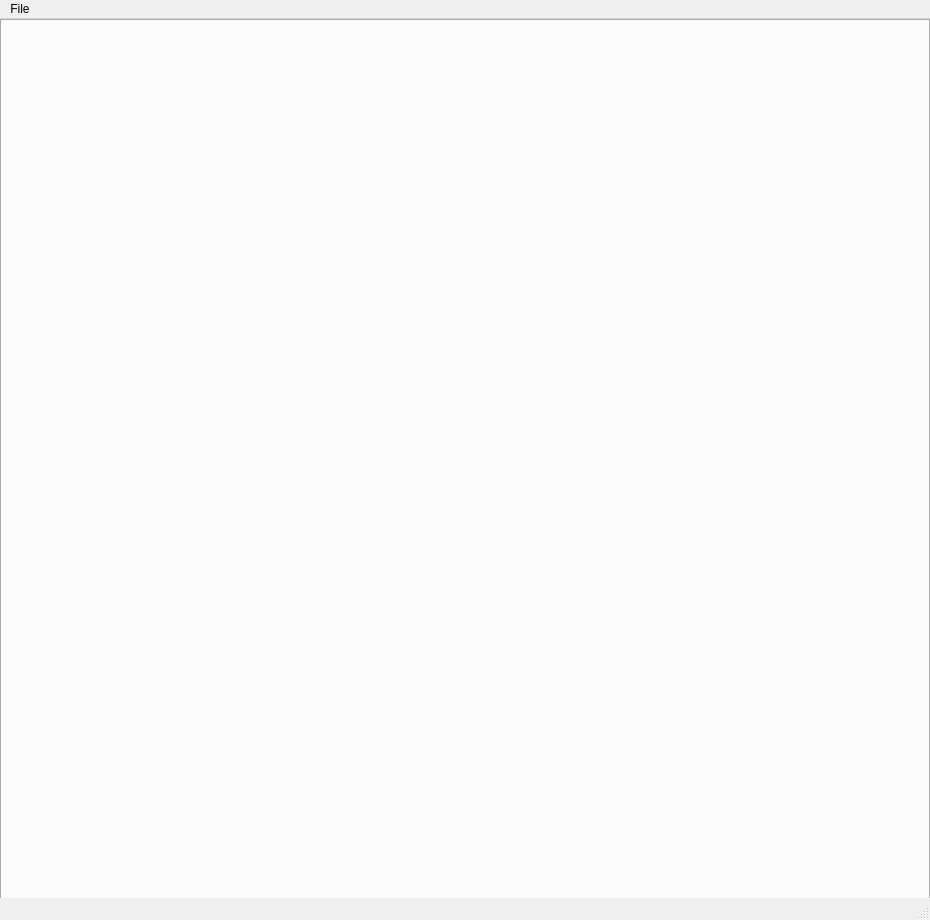
This is src/lib/visualization/MainWindow.ui in jmaye/libposlv as Qt 5 draws it before an edit. The edited form follows.
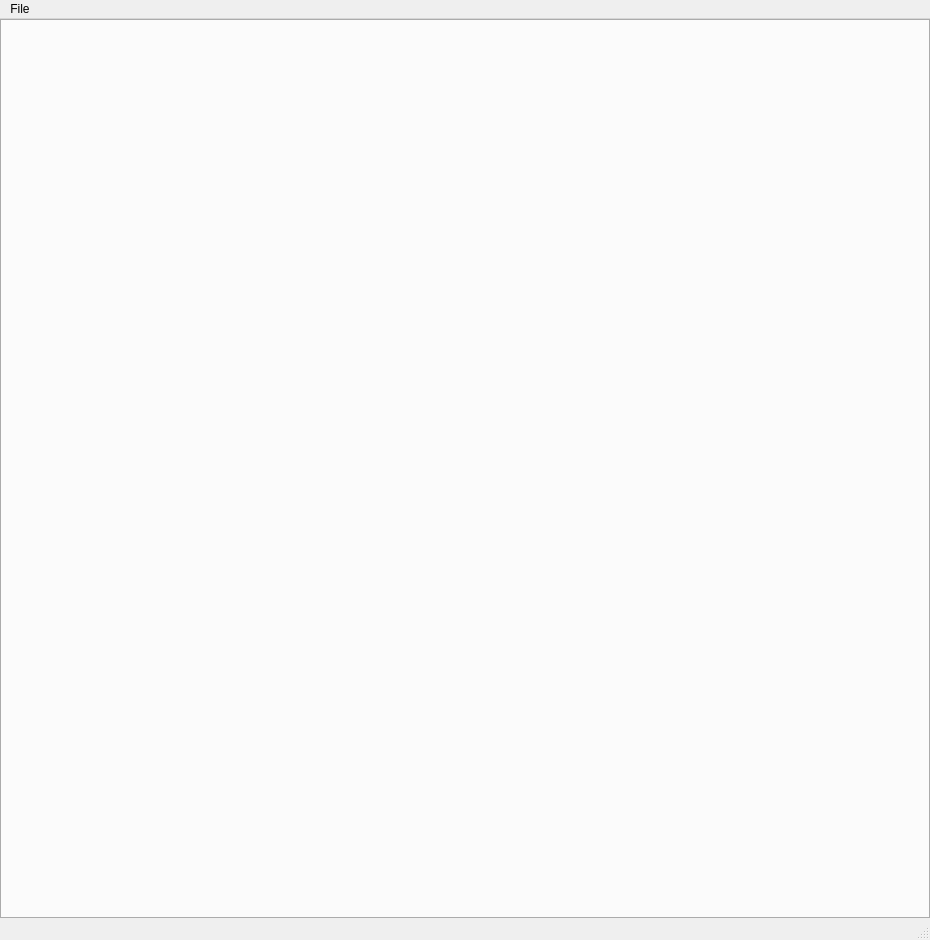
This is the edited form.

Diff of the .ui file:
```diff
--- a/src/lib/visualization/MainWindow.ui
+++ b/src/lib/visualization/MainWindow.ui
@@ -7,7 +7,7 @@
     <x>0</x>
     <y>0</y>
     <width>930</width>
-    <height>920</height>
+    <height>940</height>
    </rect>
   </property>
   <property name="windowTitle">
@@ -20,7 +20,7 @@
       <x>0</x>
       <y>0</y>
       <width>930</width>
-      <height>890</height>
+      <height>900</height>
      </rect>
     </property>
     <property name="currentIndex">
```
